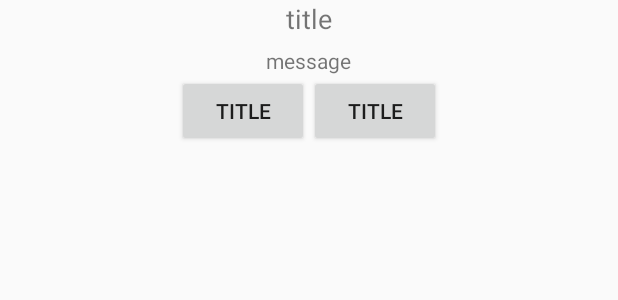
After one commit to guohaiping521/DialogView, an Android app: the layout cdialog_basic_view.xml on its own in the app's theme, with its tools: preview values and no code run, on a phone screen of 412 x 824 dp. The commit adds this screen. Shown: the top 300 px of the screen. Run offline under Robolectric (Android 15) with nearby library versions, the phone set to English and light mode, and no system bars.

Commit message:
modify: 代码提交

```diff
--- a/app/src/main/java/com/example/haipingguo/dialogview/dialog/internal/MButton.java
+++ b/app/src/main/java/com/example/haipingguo/dialogview/dialog/internal/MButton.java
@@ -43,6 +43,7 @@ public class MButton extends TextView {
      * MDRootLayout's onMeasure, and we must be measured after calling this.
      */
   /* package */ void setStacked(boolean stacked, boolean force) {
+      invalidate();
         if (this.stacked != stacked || force) {
 
             setGravity(
--- /dev/null
+++ b/app/src/main/res/layout/cdialog_basic_view.xml
@@ -0,0 +1,36 @@
+<?xml version="1.0" encoding="utf-8"?>
+<LinearLayout xmlns:android="http://schemas.android.com/apk/res/android"
+    xmlns:tools="http://schemas.android.com/tools"
+    android:layout_width="match_parent"
+    android:layout_height="wrap_content"
+    android:gravity="center_horizontal"
+    android:orientation="vertical">
+
+    <TextView
+        android:id="@+id/cd_title_tv"
+        android:layout_width="wrap_content"
+        android:layout_height="wrap_content"
+        tools:text="title"
+        android:textSize="18sp"/>
+    <TextView
+        android:id="@+id/cd_message_tv"
+        android:layout_width="wrap_content"
+        android:layout_height="wrap_content"
+        tools:text="message"
+        android:layout_marginTop="6dp"
+        android:textSize="14sp"/>
+    <LinearLayout
+        android:layout_width="wrap_content"
+        android:layout_height="wrap_content">
+        <Button
+            android:id="@+id/cd_negative_btn"
+            android:layout_width="wrap_content"
+            android:layout_height="wrap_content"
+            tools:text="title"/>
+        <Button
+            android:id="@+id/cd_positive_btn"
+            android:layout_width="wrap_content"
+            android:layout_height="wrap_content"
+            tools:text="title"/>
+    </LinearLayout>
+</LinearLayout>
--- a/app/src/main/res/values/styles.xml
+++ b/app/src/main/res/values/styles.xml
@@ -6,15 +6,13 @@
         <item name="colorPrimary">@color/colorPrimary</item>
         <item name="colorPrimaryDark">@color/colorPrimaryDark</item>
         <item name="colorAccent">@color/colorAccent</item>
-        <item name="android:windowNoTitle">false</item>
     </style>
-    <style name="Dialog" parent="Theme.AppCompat.Dialog">
+    <style name="Dialog" >
         <item name="android:windowNoTitle">false</item>
         <item name="android:windowIsFloating">true</item>
     </style>
     <style name="MD_Classics" parent="android:style/Theme.Dialog"  >
         <item name="android:windowNoTitle">true</item>
-
         <item name="md_divider">@color/live_common_btn_stroke</item>
         <item name="md_list_selector">@drawable/item_selector</item>
         <item name="md_btn_positive_selector">@drawable/btn_selector_classics_blue</item>
```
Also changed, not shown: app/src/main/java/com/example/haipingguo/dialogview/MainActivity.java (+43 -67 lines), app/src/main/java/com/example/haipingguo/dialogview/customDialog/CDialog.java (added, +175 -0 lines), app/src/main/java/com/example/haipingguo/dialogview/customDialog/CDialogAction.java (added, +8 -0 lines), app/src/main/java/com/example/haipingguo/dialogview/customDialog/CDialogBase.java (added, +32 -0 lines), app/src/main/java/com/example/haipingguo/dialogview/customDialog/DialogInit.java (added, +26 -0 lines), app/src/main/java/com/example/haipingguo/dialogview/dialog/DialogUtils.java (added, +54 -0 lines), app/src/main/java/com/example/haipingguo/dialogview/responChainMode/Bug.java (added, +20 -0 lines), app/src/main/java/com/example/haipingguo/dialogview/responChainMode/LimitPerson.java (added, +11 -0 lines), app/src/main/java/com/example/haipingguo/dialogview/responChainMode/MainPerson.java (added, +11 -0 lines), app/src/main/java/com/example/haipingguo/dialogview/responChainMode/NoPerson.java (added, +8 -0 lines), app/src/main/java/com/example/haipingguo/dialogview/responChainMode/OddPerson.java (added, +11 -0 lines), app/src/main/java/com/example/haipingguo/dialogview/responChainMode/Person.java (added, +34 -0 lines), app/src/main/res/layout/main_activity.xml (+19 -1 lines), 1 other file.
